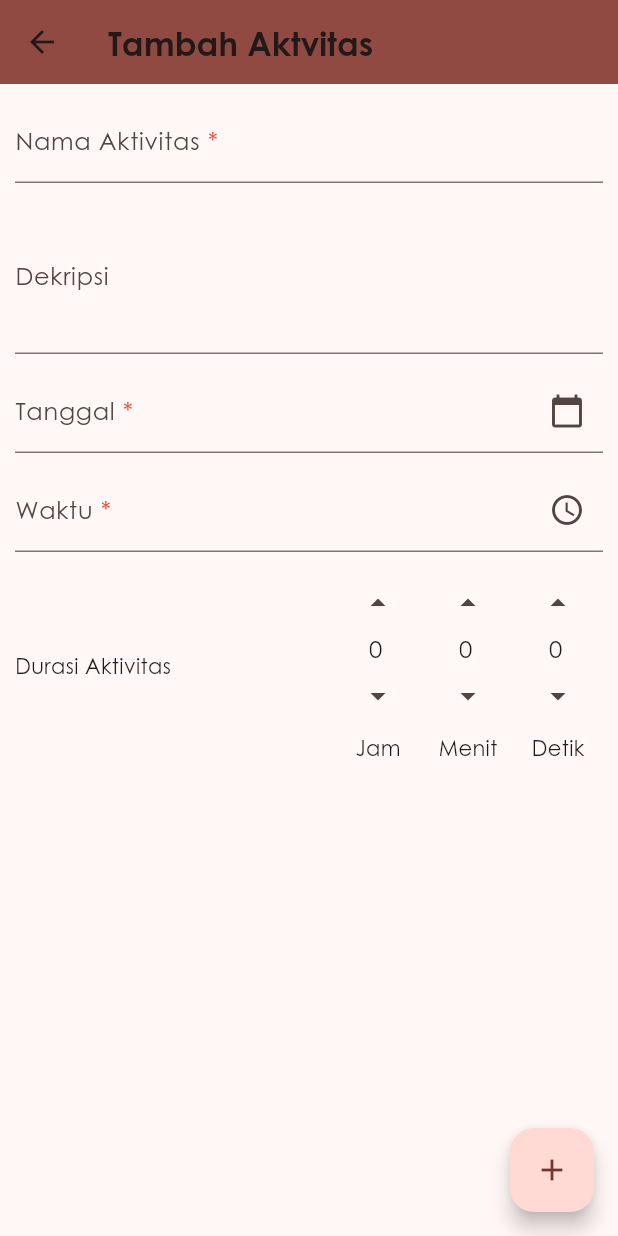
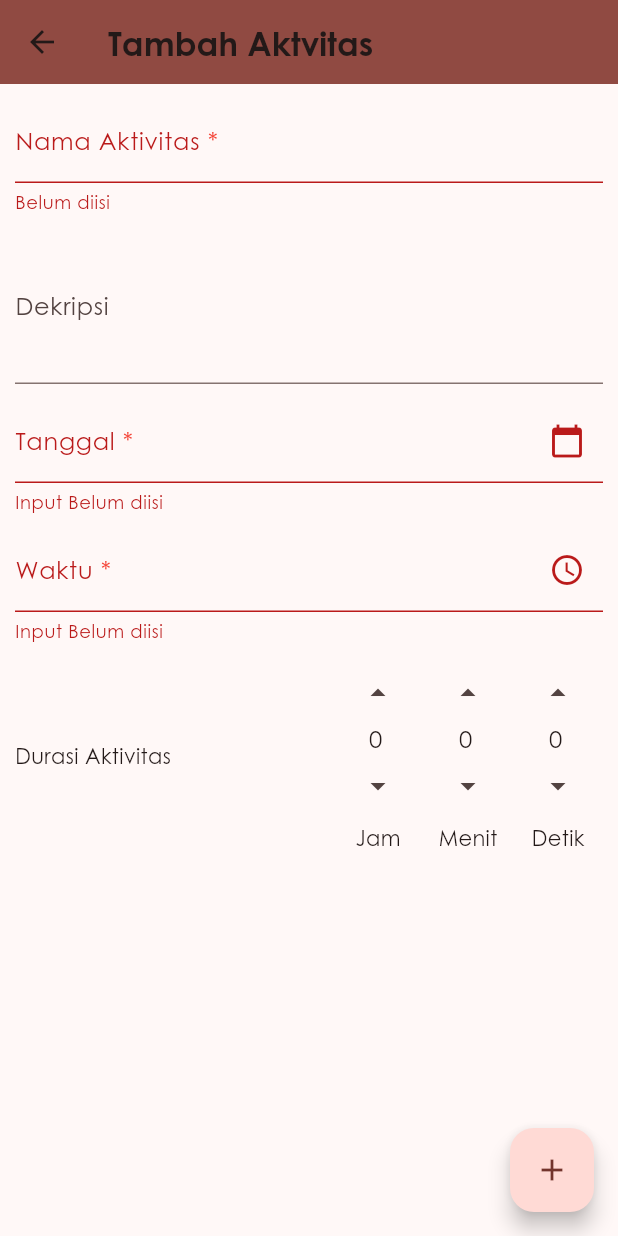
Before and after one commit to AdiJT/uas-pmp-aktivitas, a Flutter app: the AddActivityPage screen opened directly, after a tap on the "add" icon, on a phone screen of 412 x 824 dp. Run offline on Flutter 3.47's test engine with Material 3 defaults, Android fonts, the phone set to English and light mode, and no system bars; our stand-ins replace get.

Commit message:
Perbaiki halaman aktivitas

```diff
--- a/lib/views/activity_page.dart
+++ b/lib/views/activity_page.dart
@@ -41,8 +41,8 @@ class _ActivityPageState extends State<ActivityPage> {
               ),
               subtitle: Text(
                   '${activity.date.day}/${activity.date.month}/${activity.date.year}'),
-              trailing: ConstrainedBox(
-                constraints: const BoxConstraints(maxWidth: 200),
+              trailing: SizedBox(
+                width: 200,
                 child: Row(
                   mainAxisAlignment: MainAxisAlignment.end,
                   children: [
@@ -65,7 +65,7 @@ class _ActivityPageState extends State<ActivityPage> {
                         }
                       },
                       itemBuilder: (BuildContext context) {
-                        return {'Detail', 'Hapus'}.map((String choice) {
+                        return {'Edit', 'Hapus'}.map((String choice) {
                           return PopupMenuItem<String>(
                             value: choice,
                             child: Text(choice),
--- a/lib/views/add_activity_page.dart
+++ b/lib/views/add_activity_page.dart
@@ -120,7 +120,7 @@ class _AddActivityPageState extends State<AddActivityPage> {
                           initialDate: DateTime.now(),
                         );
 
-                        if(date != null) {
+                        if (date != null) {
                           dateController.text = date.toIdStyleString();
                         }
                       },
@@ -175,7 +175,7 @@ class _AddActivityPageState extends State<AddActivityPage> {
                           initialTime: TimeOfDay.now(),
                         );
 
-                        if(timeOfDay != null) {
+                        if (timeOfDay != null) {
                           timeController.text = timeOfDay.format(context);
                         }
                       },
@@ -206,11 +206,12 @@ class _AddActivityPageState extends State<AddActivityPage> {
       ),
       floatingActionButton: FloatingActionButton(
         onPressed: () {
+          if (_formKey.currentState!.validate()) {
             var date = dateController.text.trim().parseIdStyle();
 
             final format = DateFormat('h:mm a');
-          final time =
-              TimeOfDay.fromDateTime(format.parse(timeController.text.trim()));
+            final time = TimeOfDay.fromDateTime(
+                format.parse(timeController.text.trim()));
 
             date = date!.copyWith(hour: time.hour, minute: time.minute);
 
@@ -224,6 +225,7 @@ class _AddActivityPageState extends State<AddActivityPage> {
             );
 
             Get.back();
+          }
         },
         child: const Icon(Icons.add),
       ),
```
Lines whose indentation alone changed are shown as unchanged.
